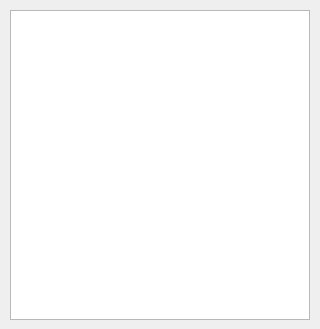
Qt form Frontend/Main/UiFiles/Friends_invitations_window.ui (sasuke5055/Python-messenger1) before a commit.
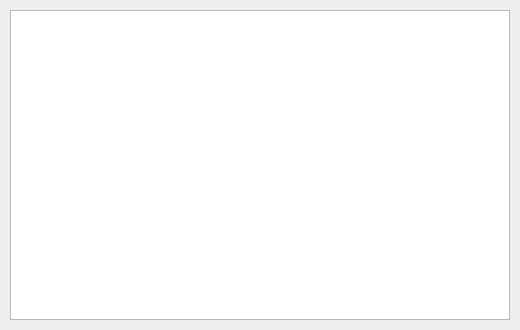
The same form after that commit.

Commit message: feat(InvitationsWindow): add procedures to work with buttons and set requests to server

```diff
--- a/Frontend/Main/UiFiles/Friends_invitations_window.ui
+++ b/Frontend/Main/UiFiles/Friends_invitations_window.ui
@@ -6,8 +6,8 @@
    <rect>
     <x>0</x>
     <y>0</y>
-    <width>320</width>
-    <height>329</height>
+    <width>520</width>
+    <height>330</height>
    </rect>
   </property>
   <property name="windowTitle">
@@ -19,7 +19,7 @@
      <rect>
       <x>10</x>
       <y>10</y>
-      <width>300</width>
+      <width>500</width>
       <height>310</height>
      </rect>
     </property>
```
The commit also changes 1 other file.
